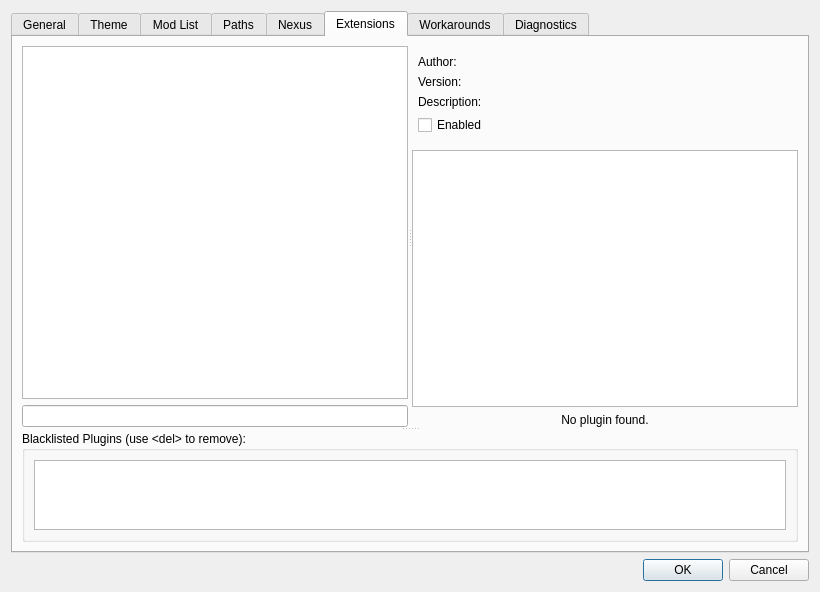
Qt form src/settingsdialog.ui (harryiislami/modorganizer) before a commit.
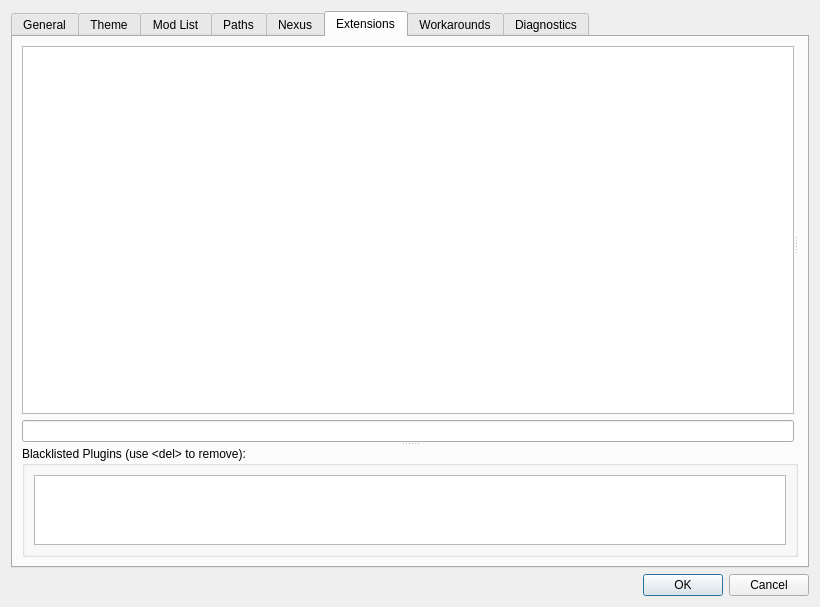
The same form after that commit. The open tabs and pages were chosen to show the change. Icons and pictures are not drawn. Custom widgets are drawn as their Qt base class.

```diff
--- a/src/settingsdialog.ui
+++ b/src/settingsdialog.ui
@@ -7,7 +7,7 @@
     <x>0</x>
     <y>0</y>
     <width>820</width>
-    <height>592</height>
+    <height>607</height>
    </rect>
   </property>
   <property name="windowTitle">
@@ -1547,8 +1547,8 @@
                </item>
               </layout>
              </widget>
-             <widget class="QWidget" name="pluginWidget" native="true">
-              <layout class="QVBoxLayout" name="verticalLayout_7" stretch="0,1,0">
+             <widget class="ExtensionListInfoWidget" name="infoWidget" native="true">
+              <layout class="QVBoxLayout" name="verticalLayout_7" stretch="">
                <property name="leftMargin">
                 <number>0</number>
                </property>
@@ -1561,130 +1561,6 @@
                <property name="bottomMargin">
                 <number>0</number>
                </property>
-               <item>
-                <widget class="QWidget" name="pluginDescription" native="true">
-                 <layout class="QFormLayout" name="pluginDescriptionLayout">
-                  <property name="labelAlignment">
-                   <set>Qt::AlignLeading|Qt::AlignLeft|Qt::AlignTop</set>
-                  </property>
-                  <property name="leftMargin">
-                   <number>6</number>
-                  </property>
-                  <item row="0" column="0">
-                   <widget class="QLabel" name="label_13">
-                    <property name="text">
-                     <string>Author:</string>
-                    </property>
-                    <property name="alignment">
-                     <set>Qt::AlignLeading|Qt::AlignLeft|Qt::AlignTop</set>
-                    </property>
-                   </widget>
-                  </item>
-                  <item row="0" column="1">
-                   <widget class="QLabel" name="authorLabel">
-                    <property name="text">
-                     <string/>
-                    </property>
-                    <property name="alignment">
-                     <set>Qt::AlignLeading|Qt::AlignLeft|Qt::AlignTop</set>
-                    </property>
-                   </widget>
-                  </item>
-                  <item row="1" column="0">
-                   <widget class="QLabel" name="label_15">
-                    <property name="text">
-                     <string>Version:</string>
-                    </property>
-                    <property name="alignment">
-                     <set>Qt::AlignLeading|Qt::AlignLeft|Qt::AlignTop</set>
-                    </property>
-                   </widget>
-                  </item>
-                  <item row="1" column="1">
-                   <widget class="QLabel" name="versionLabel">
-                    <property name="text">
-                     <string/>
-                    </property>
-                    <property name="alignment">
-                     <set>Qt::AlignLeading|Qt::AlignLeft|Qt::AlignTop</set>
-                    </property>
-                   </widget>
-                  </item>
-                  <item row="2" column="0">
-                   <widget class="QLabel" name="label_14">
-                    <property name="text">
-                     <string>Description:</string>
-                    </property>
-                    <property name="alignment">
-                     <set>Qt::AlignLeading|Qt::AlignLeft|Qt::AlignTop</set>
-                    </property>
-                   </widget>
-                  </item>
-                  <item row="2" column="1">
-                   <widget class="QLabel" name="descriptionLabel">
-                    <property name="text">
-                     <string/>
-                    </property>
-                    <property name="alignment">
-                     <set>Qt::AlignLeading|Qt::AlignLeft|Qt::AlignTop</set>
-                    </property>
-                    <property name="wordWrap">
-                     <bool>true</bool>
-                    </property>
-                   </widget>
-                  </item>
-                  <item row="3" column="0">
-                   <widget class="QCheckBox" name="enabledCheckbox">
-                    <property name="text">
-                     <string>Enabled</string>
-                    </property>
-                   </widget>
-                  </item>
-                 </layout>
-                </widget>
-               </item>
-               <item>
-                <widget class="QTreeWidget" name="pluginSettingsList">
-                 <property name="indentation">
-                  <number>0</number>
-                 </property>
-                 <property name="rootIsDecorated">
-                  <bool>false</bool>
-                 </property>
-                 <property name="itemsExpandable">
-                  <bool>false</bool>
-                 </property>
-                 <property name="expandsOnDoubleClick">
-                  <bool>false</bool>
-                 </property>
-                 <attribute name="headerVisible">
-                  <bool>false</bool>
-                 </attribute>
-                 <attribute name="headerDefaultSectionSize">
-                  <number>170</number>
-                 </attribute>
-                 <column>
-                  <property name="text">
-                   <string>Key</string>
-                  </property>
-                 </column>
-                 <column>
-                  <property name="text">
-                   <string>Value</string>
-                  </property>
-                 </column>
-                </widget>
-               </item>
-               <item>
-                <widget class="QLabel" name="noPluginLabel">
-                 <property name="text">
-                  <string>No plugin found.</string>
-                 </property>
-                 <property name="alignment">
-                  <set>Qt::AlignCenter</set>
-                 </property>
-                </widget>
-               </item>
               </layout>
              </widget>
             </widget>
@@ -2330,6 +2206,12 @@
    <extends>QTableWidget</extends>
    <header>colortable.h</header>
   </customwidget>
+  <customwidget>
+   <class>ExtensionListInfoWidget</class>
+   <extends>QWidget</extends>
+   <header>settingsdialogextensioninfo.h</header>
+   <container>1</container>
+  </customwidget>
  </customwidgets>
  <tabstops>
   <tabstop>languageBox</tabstop>
```
Left out of the diff: 20 changed lines with no effect on the pictures.
